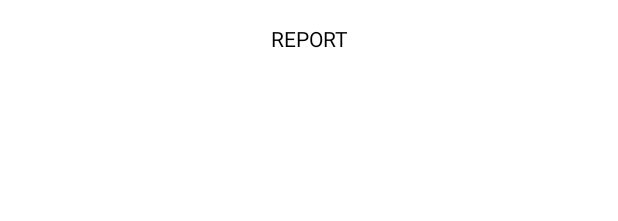
After one commit to Mehboob-alam1/Admin_Services, an Android app: the layout activity_report.xml on its own in the app's theme, with its tools: preview values and no code run, on a phone screen of 412 x 824 dp. The commit adds this screen. Shown: the top 221 px of the screen. Run offline under Robolectric (Android 15) with nearby library versions, the phone set to English and light mode, and no system bars.

Commit message:
report generation

```diff
--- a/app/src/main/java/com/example/mazdoorapp/DetailsActivity.java
+++ b/app/src/main/java/com/example/mazdoorapp/DetailsActivity.java
@@ -22,14 +22,14 @@ import java.util.ArrayList;
 
 public class DetailsActivity extends AppCompatActivity {
     ActivityDetailsBinding binding;
-    String userType;
+
     DatabaseReference databaseReference;
     UserInfoModel model;
     ArrayList<UserInfoModel> list;
     RecyclerView recyclerView;
     ServiceAdapter adapter;
     String uId;
-
+    String userType;
     @Override
     protected void onCreate(Bundle savedInstanceState) {
         super.onCreate(savedInstanceState);
--- /dev/null
+++ b/app/src/main/res/layout/activity_report.xml
@@ -0,0 +1,27 @@
+<?xml version="1.0" encoding="utf-8"?>
+<androidx.constraintlayout.widget.ConstraintLayout xmlns:android="http://schemas.android.com/apk/res/android"
+    xmlns:app="http://schemas.android.com/apk/res-auto"
+    xmlns:tools="http://schemas.android.com/tools"
+    android:layout_width="match_parent"
+    android:layout_height="match_parent"
+    tools:context=".ReportActivity">
+
+    <TextView
+        android:id="@+id/textView2"
+        android:layout_width="match_parent"
+        android:layout_height="wrap_content"
+        android:layout_marginTop="16dp"
+        android:text="REPORT"
+        android:textAlignment="center"
+        android:textColor="@color/black"
+        app:layout_constraintTop_toTopOf="parent" />
+
+
+    <ListView
+        android:layout_width="match_parent"
+        android:layout_height="0dp"
+        android:id="@+id/listView"
+        app:layout_constraintBottom_toBottomOf="parent"
+        app:layout_constraintTop_toBottomOf="@+id/textView2" />
+
+</androidx.constraintlayout.widget.ConstraintLayout>
--- a/app/src/main/res/values/strings.xml
+++ b/app/src/main/res/values/strings.xml
@@ -1,3 +1,3 @@
 <resources>
-    <string name="app_name">Mazdoor App (Admin)</string>
+    <string name="app_name">House Wise Solution (Admin)</string>
 </resources>
```
Also changed, not shown: app/src/main/AndroidManifest.xml (+7 -0 lines), app/src/main/java/com/example/mazdoorapp/ProviderTypesAdapter.java (+14 -1 lines), app/src/main/java/com/example/mazdoorapp/ReportActivity.java (added, +81 -0 lines), app/src/main/res/layout/sample_providers.xml (+12 -0 lines).
